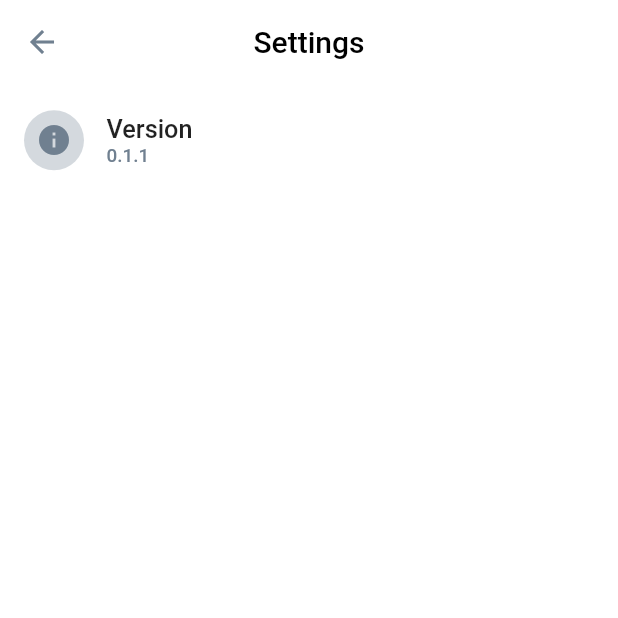
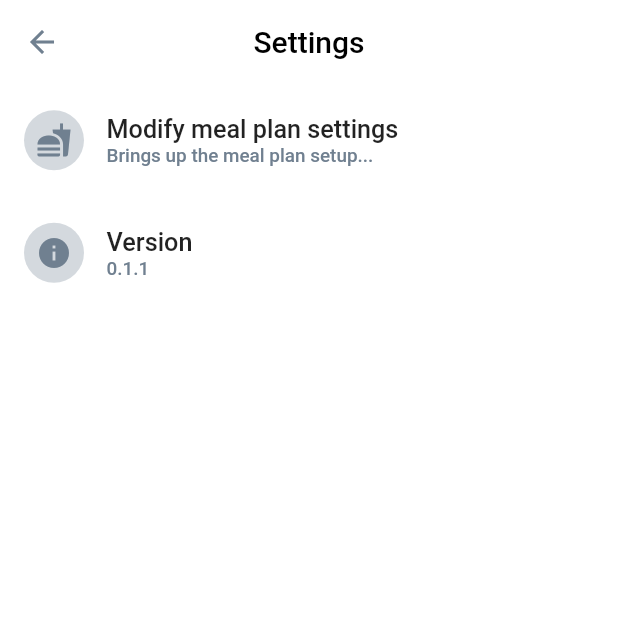
Before and after one commit to Fachschaft07/Guide7, a Flutter app: the SettingsView screen opened directly, on a phone screen of 412 x 824 dp, the top half of it. Run offline on Flutter 3.47's test engine with Material 2 defaults, Android fonts, the phone set to English and light mode, and no system bars; our stand-ins replace animated_text_kit, auto_size_text, connectivity, fluro, flutter_local_notifications, flutter_markdown and 5 more; missing offline and left inert: background_fetch, flutter_pagewise, html2md; accounts and stored records are empty; network calls fail; statements that could not run were skipped.

Commit message:
#31 | Added setup for the meal plan

```diff
--- a/lib/app-routes.dart
+++ b/lib/app-routes.dart
@@ -4,6 +4,7 @@ import 'package:guide7/ui/view/appointment/appointment_view.dart';
 import 'package:guide7/ui/view/first_start/first_start_view.dart';
 import 'package:guide7/ui/view/login/login_view.dart';
 import 'package:guide7/ui/view/meal_plan/meal_plan_view.dart';
+import 'package:guide7/ui/view/meal_plan/setup/meal_plan_setup_view.dart';
 import 'package:guide7/ui/view/privacy_policy_statement/privacy_policy_statement_view.dart';
 import 'package:guide7/ui/view/room_search/room_search_view.dart';
 import 'package:guide7/ui/view/settings_view/settings_view.dart';
@@ -48,6 +49,9 @@ class AppRoutes {
   /// Route to the meal plan view.
   static const String mealPlan = "/meal-plan";
 
+  /// Route to the meal plan setup view.
+  static const String mealPlanSetup = "/meal-plan-setup";
+
   /// Route to the privacy policy statement.
   static const String privacyPolicyStatement = "/privacy-policy-statement";
 
@@ -87,6 +91,7 @@ class AppRoutes {
     router.define(AppRoutes.appointments, handler: Handler(handlerFunc: (BuildContext context, Map<String, dynamic> params) => AppointmentView()));
 
     router.define(AppRoutes.mealPlan, handler: Handler(handlerFunc: (BuildContext context, Map<String, dynamic> params) => MealPlanView()));
+    router.define(AppRoutes.mealPlanSetup, handler: Handler(handlerFunc: (BuildContext context, Map<String, dynamic> params) => MealPlanSetupView()));
 
     router.define(AppRoutes.privacyPolicyStatement,
         handler: Handler(handlerFunc: (BuildContext context, Map<String, dynamic> params) => PrivacyPolicyStatementView()));
--- a/lib/localization/app_localizations.dart
+++ b/lib/localization/app_localizations.dart
@@ -107,6 +107,14 @@ class AppLocalizations {
     "meal_plan": "Speiseplan",
     "meal_plan.error": "Beim Laden des Speiseplans ist ein Fehler aufgetreten.",
     "no_meal_plan": "Kein Speiseplan verfügbar.",
+    "meal_plan_setup.title": "Speiseplan einrichten...",
+    "price_category.students": "Student",
+    "price_category.employees": "Mitarbeiter",
+    "price_category.others": "Andere",
+    "price_category.label": "Preiskategorie",
+    "canteen": "Mensa",
+    "modify_meal_plan_settings": "Speiseplan Einstellungen ändern",
+    "modify_meal_plan_settings.description": "Richte den Speiseplan ein...",
   };
 
   /// English localized values.
@@ -191,6 +199,14 @@ class AppLocalizations {
     "meal_plan": "Meal plan",
     "meal_plan.error": "An error occurred during loading the meal plan.",
     "no_meal_plan": "No meal plan available.",
+    "meal_plan_setup.title": "Meal plan setup...",
+    "price_category.students": "Student",
+    "price_category.employees": "Employee",
+    "price_category.others": "Other",
+    "price_category.label": "Price category",
+    "canteen": "Canteen",
+    "modify_meal_plan_settings": "Modify meal plan settings",
+    "modify_meal_plan_settings.description": "Brings up the meal plan setup...",
   };
 
   /// Get localized value by [key].
@@ -350,4 +366,20 @@ class AppLocalizations {
   String get mealPlanError => _get("meal_plan.error");
 
   String get noMealPlan => _get("no_meal_plan");
+
+  String get mealPlanSetupTitle => _get("meal_plan_setup.title");
+
+  String get priceCategoryStudents => _get("price_category.students");
+
+  String get priceCategoryEmployees => _get("price_category.employees");
+
+  String get priceCategoryOthers => _get("price_category.others");
+
+  String get priceCategoryLabel => _get("price_category.label");
+
+  String get canteen => _get("canteen");
+
+  String get modifyMealPlanSettings => _get("modify_meal_plan_settings");
+
+  String get modifyMealPlanSettingsDescription => _get("modify_meal_plan_settings.description");
 }
--- a/lib/model/meal_plan/canteen.dart
+++ b/lib/model/meal_plan/canteen.dart
@@ -11,4 +11,10 @@ class Canteen {
     this.id,
     this.name,
   });
+
+  @override
+  bool operator ==(Object other) => identical(this, other) || other is Canteen && runtimeType == other.runtimeType && id == other.id;
+
+  @override
+  int get hashCode => id.hashCode;
 }
--- a/lib/model/meal_plan/meal_plan_info.dart
+++ b/lib/model/meal_plan/meal_plan_info.dart
@@ -1,4 +1,3 @@
-import 'package:guide7/model/meal_plan/canteen.dart';
 import 'package:meta/meta.dart';
 
 /// Info used to display a meal plan.
@@ -16,14 +15,14 @@ class MealPlanInfo {
   static const int other = 3;
 
   /// Canteen to display a meal plan for.
-  final Canteen canteen;
+  final int canteenId;
 
   /// Category of the price (e. g. student, employee, ...).
   final int priceCategory;
 
   /// Create info.
   MealPlanInfo({
-    @required this.canteen,
+    @required this.canteenId,
     @required this.priceCategory,
   });
 }
--- a/lib/ui/view/settings_view/settings_view.dart
+++ b/lib/ui/view/settings_view/settings_view.dart
@@ -44,6 +44,7 @@ class _SettingsViewState extends State<SettingsView> {
   List<Widget> _buildSettingsItems() {
     List<Widget> items = List<Widget>();
 
+    items.add(_buildModifyMealPlanInfoItem());
     items.add(_buildInfoItem());
 
     if (DebugUtil.isDebugMode) {
@@ -52,6 +53,18 @@ class _SettingsViewState extends State<SettingsView> {
     }
 
     return items;
+  }
+
+  /// Build item to adjust the meal plan info.
+  Widget _buildModifyMealPlanInfoItem() {
+    return SettingsItem(
+      title: AppLocalizations.of(context).modifyMealPlanSettings,
+      description: AppLocalizations.of(context).modifyMealPlanSettingsDescription,
+      icon: Icons.fastfood,
+      onTap: () {
+        App.router.navigateTo(context, AppRoutes.mealPlanSetup, transition: TransitionType.native);
+      },
+    );
   }
 
   /// Build app info settings item.
--- a/lib/ui/view/settings_view/test_bench/test_bench_view.dart
+++ b/lib/ui/view/settings_view/test_bench/test_bench_view.dart
@@ -4,6 +4,7 @@ import 'package:guide7/connect/impl/mock_repository.dart';
 import 'package:guide7/connect/repository.dart';
 import 'package:guide7/storage/appointment/appointment_storage.dart';
 import 'package:guide7/storage/hm_person/hm_person_storage.dart';
+import 'package:guide7/storage/meal_plan/info/meal_plan_info_storage.dart';
 import 'package:guide7/storage/notice_board/notice_board_storage.dart';
 import 'package:guide7/storage/week_plan/custom/custom_week_plan_event_storage.dart';
 import 'package:guide7/storage/week_plan/zpa/zpa_week_plan_storage.dart';
@@ -105,5 +106,7 @@ class _TestBenchViewState extends State<TestBenchView> {
     await AppointmentStorage().clear();
 
     await HMPersonStorage().clear();
+
+    await MealPlanInfoStorage().clear();
   }
 }
```
Also changed, not shown: lib/storage/meal_plan/info/meal_plan_info_storage.dart (+4 -18 lines), lib/ui/view/meal_plan/meal_plan_view.dart (+2 -5 lines), lib/ui/view/meal_plan/setup/meal_plan_setup_view.dart (added, +221 -0 lines), lib/ui/view/navigation_view/navigation_view.dart (+9 -2 lines).
